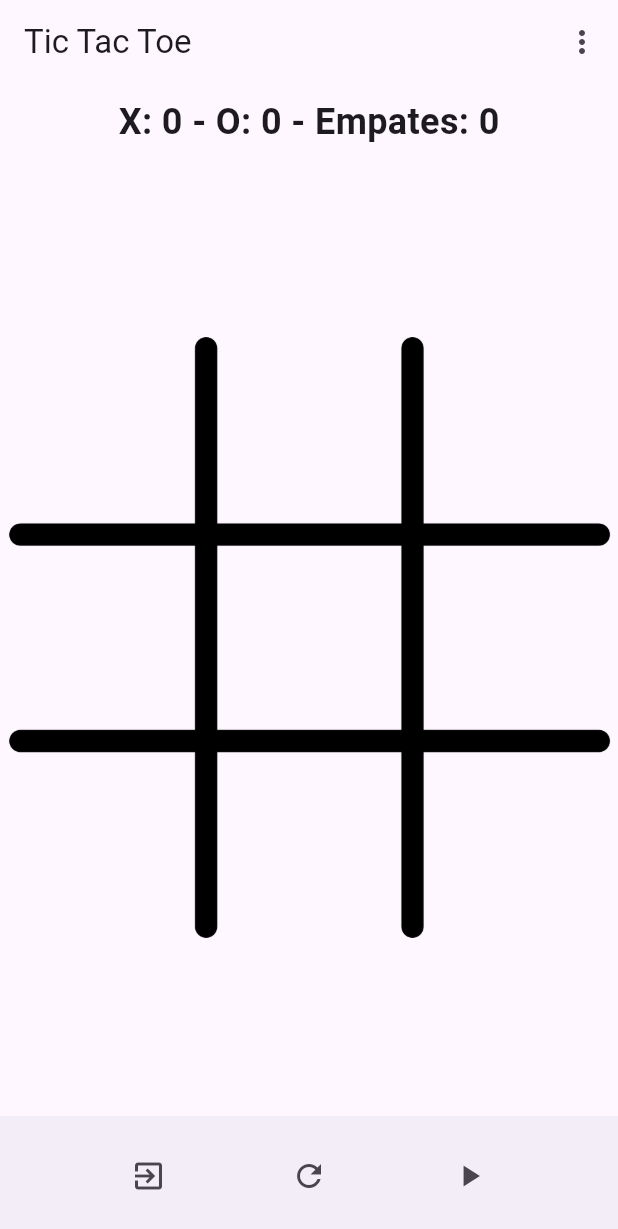
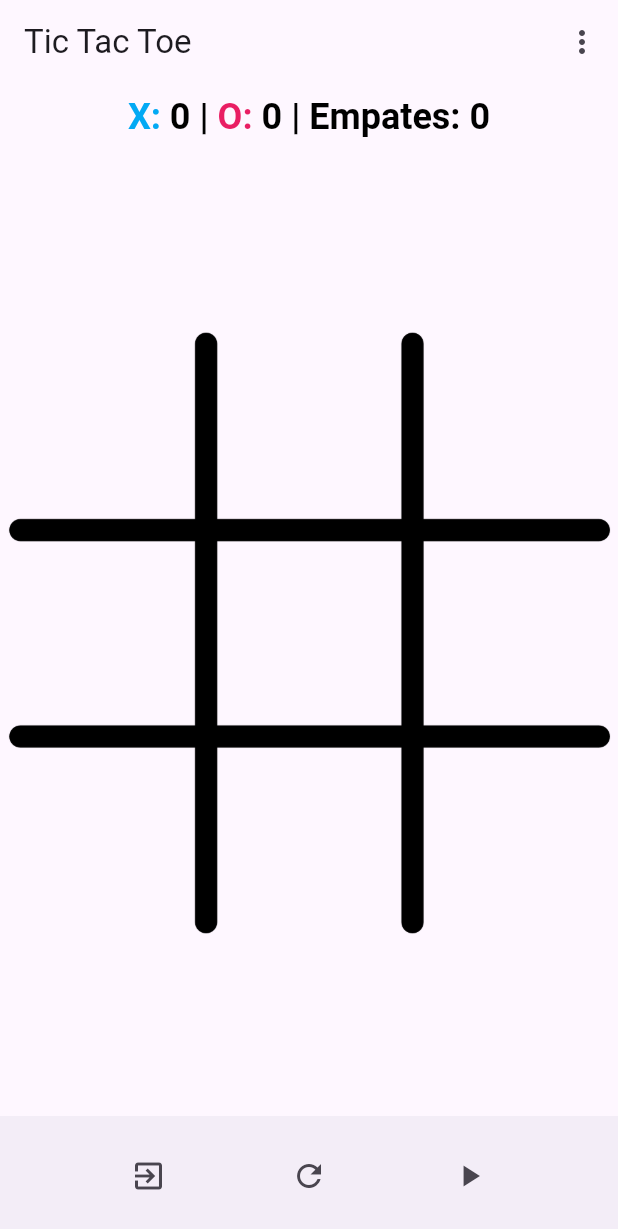
Before and after one commit to CarlosG-Ibarra/Gato, a Flutter app: the screen it shows after launch, on a phone screen of 412 x 824 dp. Shown: the top 1229 px of the screen. Run offline on Flutter 3.47's test engine with Material 3 defaults, Android fonts, the light colour scheme and no system bars.

Commit message:
Icon change final, organized files

```diff
--- a/lib/main.dart
+++ b/lib/main.dart
@@ -1,5 +1,5 @@
 import 'package:flutter/material.dart';
-import 'package:gato/app.dart';
+import 'package:gato/widgets/app.dart';
 
 void main() {
   runApp(App());
--- a/lib/index.dart
+++ b/lib/screens/index.dart
@@ -1,5 +1,5 @@
 import 'package:flutter/material.dart';
-import 'botonera.dart';
+import '../widgets/botonera.dart';
 import 'package:gato/config/config.dart';
 import 'package:flutter/services.dart'; // Import this
 import 'dart:io' show exit, Platform; // Import this
@@ -37,15 +37,49 @@ class _IndexState extends State<Index> {
           children: <Widget>[
             Padding(
               padding: const EdgeInsets.all(8.0),
-              child: Text(
-                'X: $winsX - O: $winsO - Empates: $ties',
-                style: TextStyle(fontSize: 24, fontWeight: FontWeight.bold),
+              child: RichText(
+                text: TextSpan(
+                  children: [
+                    TextSpan(
+                      text: 'X: ',
+                      style: TextStyle(
+                        fontSize: 24,
+                        fontWeight: FontWeight.bold,
+                        color: Colors.lightBlue,
+                      ),
+                    ),
+                    TextSpan(
+                      text: '$winsX | ',
+                      style: TextStyle(
+                        fontSize: 24,
+                        fontWeight: FontWeight.bold,
+                        color: Colors.black,
+                      ),
+                    ),
+                    TextSpan(
+                      text: 'O: ',
+                      style: TextStyle(
+                        fontSize: 24,
+                        fontWeight: FontWeight.bold,
+                        color: Colors.pink,
+                      ),
+                    ),
+                    TextSpan(
+                      text: '$winsO | Empates: $ties',
+                      style: TextStyle(
+                        fontSize: 24,
+                        fontWeight: FontWeight.bold,
+                        color: Colors.black,
+                      ),
+                    ),
+                  ],
+                ),
               ),
             ),
             Expanded(
               child: Stack(
                 children: <Widget>[
-                  Center(child: Image.asset('imagenes/board.png')),
+                  Center(child: Image.asset('lib/resources/imagenes/board.png')),
                   Center(child: Botonera(onGameOver: _updateScore)),
                 ],
               ),
--- a/lib/app.dart
+++ b/lib/widgets/app.dart
@@ -1,5 +1,5 @@
 import 'package:flutter/material.dart';
-import 'index.dart';
+import '../screens/index.dart';
 
 class App extends StatelessWidget {
   @override
--- a/lib/widgets/celda.dart
+++ b/lib/widgets/celda.dart
@@ -24,8 +24,8 @@ class Celda extends StatelessWidget {
         height: alto,
       );
     }
-    if (estado == EstadosCelda.cross) return Image.asset('imagenes/x.png');
-    if (estado == EstadosCelda.circle) return Image.asset('imagenes/o.png');
+    if (estado == EstadosCelda.cross) return Image.asset('lib/resources/imagenes/x.png');
+    if (estado == EstadosCelda.circle) return Image.asset('lib/resources/imagenes/o.png');
 
     return null;
   }
--- a/pubspec.yaml
+++ b/pubspec.yaml
@@ -60,7 +60,7 @@ flutter:
 
   # To add assets to your application, add an assets section, like this:
   assets:
-    - imagenes/
+    - lib/resources/imagenes/
   #   - images/a_dot_burr.jpeg
   #   - images/a_dot_ham.jpeg
 
```
Also changed, not shown: imagenes/o.png (deleted), imagenes/x.png (deleted), lib/resources/imagenes/board.png (renamed from imagenes/board.png), lib/resources/imagenes/o.png (added), lib/resources/imagenes/x.png (added), lib/widgets/botonera.dart (renamed from lib/botonera.dart), lib/widgets/bottomappbar.dart (deleted), lib/widgets/menu.dart (deleted), 8 other files.
